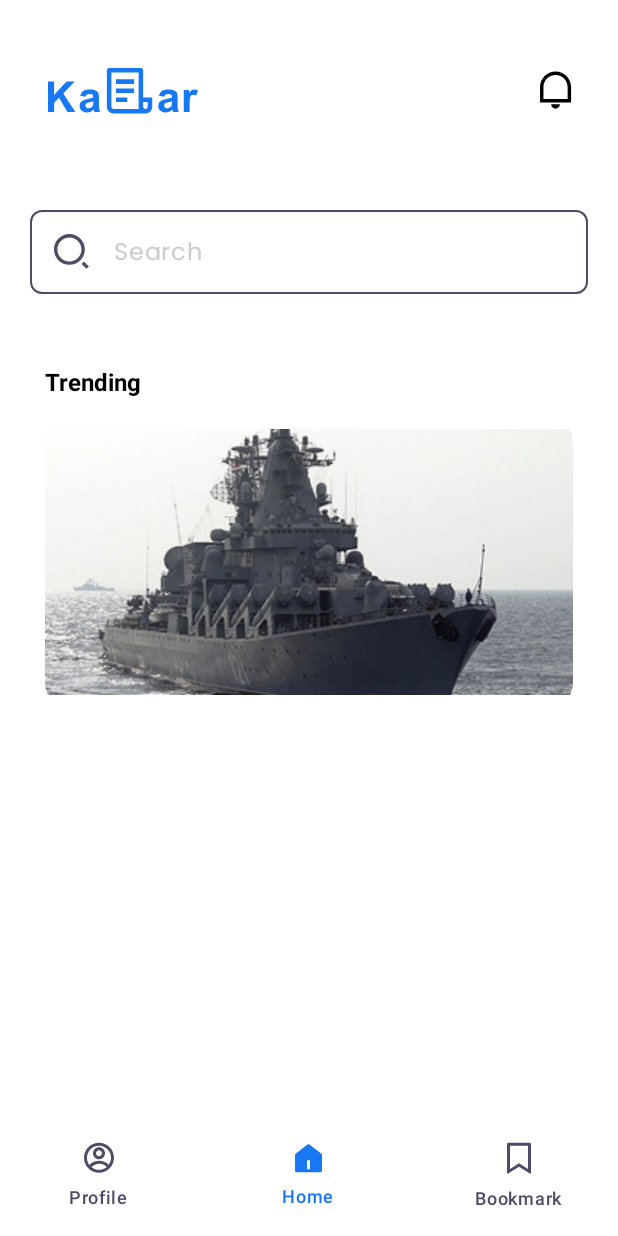
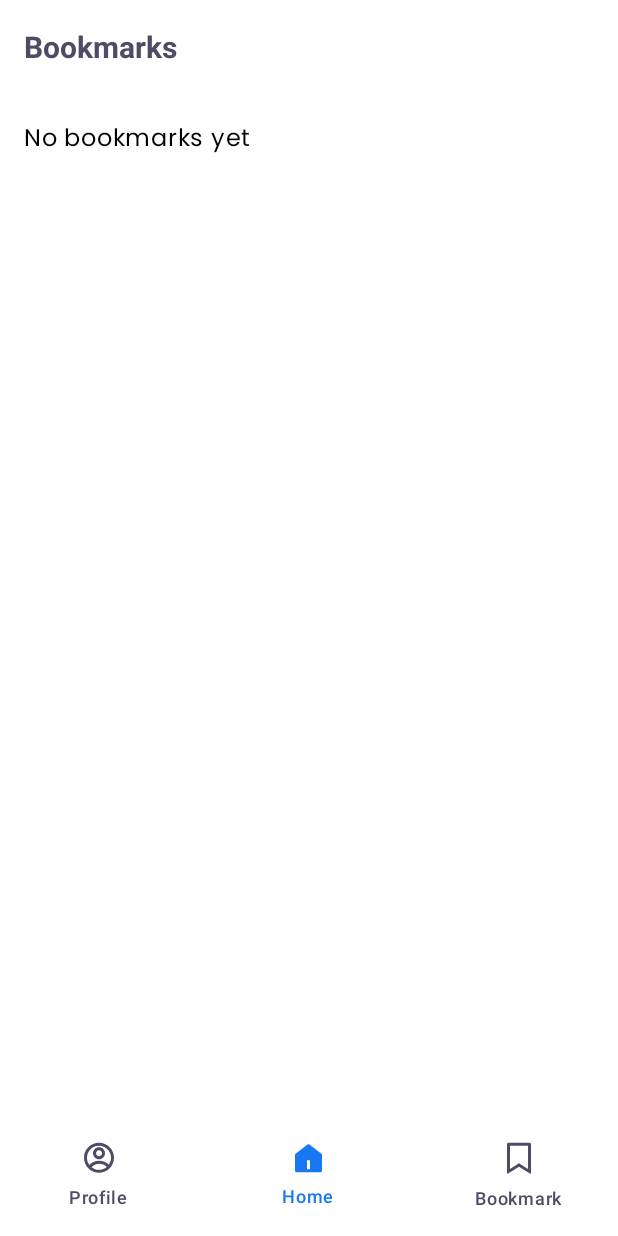
Before and after one commit to asalkhaef/MP-UI-NewsPlatform, an Android app built with Jetpack Compose: the HomeScreen screen opened through its navigation route, item 3 of the bottom bar chosen, on a phone screen of 412 x 824 dp. Run offline under Robolectric (Android 15) with nearby library versions, the light colour scheme and no system bars; our stand-ins replace Firebase (no records; nobody signed in at launch, a user with empty details on screens opened directly), Room's generated code; pictures from the network do not load.

Commit message:
Adding bookmark feature

```diff
--- a/app/src/main/java/com/example/myapplication/MainActivity.kt
+++ b/app/src/main/java/com/example/myapplication/MainActivity.kt
@@ -12,6 +12,8 @@ import androidx.compose.runtime.setValue
 import androidx.navigation.compose.NavHost
 import androidx.navigation.compose.composable
 import androidx.navigation.compose.rememberNavController
+import com.example.myapplication.ViewModels.BookmarkViewModel
+import com.example.myapplication.screens.BookmarkScreen
 import com.example.myapplication.screens.HomeScreen
 import com.example.myapplication.screens.LoginScreen
 import com.example.myapplication.screens.NewsScreen
@@ -34,6 +36,7 @@ class MainActivity : ComponentActivity() {
                 val navController = rememberNavController()
                 var isLoggedIn by remember { mutableStateOf(auth.currentUser != null) }
 
+                // Update NavHost in MainActivity.kt
                 NavHost(navController = navController, startDestination = if (isLoggedIn) "home" else "login") {
                     composable("login") {
                         LoginScreen(
@@ -59,6 +62,10 @@ class MainActivity : ComponentActivity() {
                     composable("profile") {
                         ProfileScreen(navController)
                     }
+                    composable("bookmarks") {
+                        val bookmarkViewModel = BookmarkViewModel(application)
+                        BookmarkScreen(bookmarkViewModel, navController)
+                    }
                 }
             }
         }
--- /dev/null
+++ b/app/src/main/java/com/example/myapplication/ViewModels/BookmarkViewModel.kt
@@ -0,0 +1,56 @@
+// app/src/main/java/com/example/myapplication/viewmodel/BookmarkViewModel.kt
+package com.example.myapplication.ViewModels
+
+import android.app.Application
+import androidx.lifecycle.AndroidViewModel
+import androidx.lifecycle.viewModelScope
+import com.example.myapplication.data.database.AppDatabase
+import com.example.myapplication.data.repository.BookmarkRepository
+import com.example.newsapp.data.model.Article
+import com.example.newsapp.data.model.Source
+import kotlinx.coroutines.flow.Flow
+import kotlinx.coroutines.flow.map
+import kotlinx.coroutines.launch
+
+class BookmarkViewModel(application: Application) : AndroidViewModel(application) {
+    private val repository: BookmarkRepository
+
+    init {
+        val bookmarkDao = AppDatabase.getDatabase(application).bookmarkDao()
+        repository = BookmarkRepository(bookmarkDao)
+    }
+
+    fun getAllBookmarks(): Flow<List<Article>> {
+        return repository.getAllBookmarks().map { bookmarkList ->
+            bookmarkList.map { bookmark ->
+                Article(
+                    url = bookmark.url,
+                    title = bookmark.title,
+                    description = bookmark.description,
+                    urlToImage = bookmark.urlToImage,
+                    publishedAt = bookmark.publishedAt,
+                    source = Source(id = null, name = bookmark.source.toString()),
+                    content = bookmark.content,
+                    author = TODO()
+                )
+            }
+        }
+    }
+
+    fun isBookmarked(url: String): Flow<Boolean> {
+        return repository.isBookmarked(url)
+    }
+
+    fun toggleBookmark(article: Article) {
+        viewModelScope.launch {
+            val url = article.url ?: return@launch
+            repository.isBookmarked(url).collect { isBookmarked ->
+                if (isBookmarked) {
+                    repository.removeBookmark(url)
+                } else {
+                    repository.addBookmark(article)
+                }
+            }
+        }
+    }
+}
--- /dev/null
+++ b/app/src/main/java/com/example/myapplication/data/database/AppDatabase.kt
@@ -0,0 +1,29 @@
+// app/src/main/java/com/example/myapplication/data/database/AppDatabase.kt
+package com.example.myapplication.data.database
+
+import android.content.Context
+import androidx.room.Database
+import androidx.room.Room
+import androidx.room.RoomDatabase
+
+@Database(entities = [BookmarkEntity::class], version = 1, exportSchema = false)
+abstract class AppDatabase : RoomDatabase() {
+    abstract fun bookmarkDao(): BookmarkDao
+
+    companion object {
+        @Volatile
+        private var INSTANCE: AppDatabase? = null
+
+        fun getDatabase(context: Context): AppDatabase {
+            return INSTANCE ?: synchronized(this) {
+                val instance = Room.databaseBuilder(
+                    context.applicationContext,
+                    AppDatabase::class.java,
+                    "app_database"
+                ).build()
+                INSTANCE = instance
+                instance
+            }
+        }
+    }
+}
--- /dev/null
+++ b/app/src/main/java/com/example/myapplication/data/database/BookmarkDao.kt
@@ -0,0 +1,27 @@
+// app/src/main/java/com/example/myapplication/data/database/BookmarkDao.kt
+package com.example.myapplication.data.database
+
+import androidx.room.Dao
+import androidx.room.Delete
+import androidx.room.Insert
+import androidx.room.OnConflictStrategy
+import androidx.room.Query
+import kotlinx.coroutines.flow.Flow
+
+@Dao
+interface BookmarkDao {
+    @Insert(onConflict = OnConflictStrategy.REPLACE)
+    suspend fun insertBookmark(bookmark: BookmarkEntity)
+
+    @Delete
+    suspend fun deleteBookmark(bookmark: BookmarkEntity)
+
+    @Query("SELECT * FROM bookmarks ORDER BY bookmarkedAt DESC")
+    fun getAllBookmarks(): Flow<List<BookmarkEntity>>
+
+    @Query("SELECT EXISTS(SELECT 1 FROM bookmarks WHERE url = :url LIMIT 1)")
+    fun isBookmarked(url: String): Flow<Boolean>
+
+    @Query("DELETE FROM bookmarks WHERE url = :url")
+    suspend fun deleteBookmarkByUrl(url: String)
+}
--- /dev/null
+++ b/app/src/main/java/com/example/myapplication/screens/BookmarkScreen.kt
@@ -0,0 +1,61 @@
+// app/src/main/java/com/example/myapplication/screens/BookmarkScreen.kt
+package com.example.myapplication.screens
+
+import androidx.compose.foundation.layout.fillMaxSize
+import androidx.compose.foundation.layout.padding
+import androidx.compose.foundation.lazy.LazyColumn
+import androidx.compose.foundation.lazy.items
+import androidx.compose.material3.ExperimentalMaterial3Api
+import androidx.compose.material3.Scaffold
+import androidx.compose.material3.Text
+import androidx.compose.material3.TopAppBar
+import androidx.compose.runtime.Composable
+import androidx.compose.runtime.collectAsState
+import androidx.compose.runtime.getValue
+import androidx.compose.ui.Modifier
+import androidx.compose.ui.text.font.FontWeight
+import androidx.compose.ui.unit.dp
+import androidx.compose.ui.unit.sp
+import androidx.navigation.NavController
+import com.example.myapplication.ViewModels.BookmarkViewModel
+
+@OptIn(ExperimentalMaterial3Api::class)
+@Composable
+fun BookmarkScreen(viewModel: BookmarkViewModel, navController: NavController) {
+    val bookmarkedArticles by viewModel.getAllBookmarks().collectAsState(initial = emptyList())
+
+    Scaffold(
+        topBar = {
+            TopAppBar(
+                title = {
+                    Text(
+                        "Bookmarks",
+                        fontWeight = FontWeight.Bold,
+                        fontSize = 20.sp
+                    )
+                }
+            )
+        },
+        bottomBar = { BottomNavigationBar(navController) }
+    ) { paddingValues ->
+        if (bookmarkedArticles.isEmpty()) {
+            Text(
+                text = "No bookmarks yet",
+                modifier = Modifier
+                    .padding(paddingValues)
+                    .fillMaxSize()
+                    .padding(16.dp)
+            )
+        } else {
+            LazyColumn(
+                modifier = Modifier
+                    .padding(paddingValues)
+                    .fillMaxSize()
+            ) {
+                items(bookmarkedArticles) { article ->
+                    NewsItemCard(article, navController)
+                }
+            }
+        }
+    }
+}
```
Also changed, not shown: app/src/main/java/com/example/myapplication/data/database/BookmarkEntity.kt (added, +17 -0 lines), app/src/main/java/com/example/myapplication/data/repository/BookmarkRepository.kt (added, +35 -0 lines), app/src/main/java/com/example/myapplication/screens/HomeScreen.kt (+65 -1 lines).
